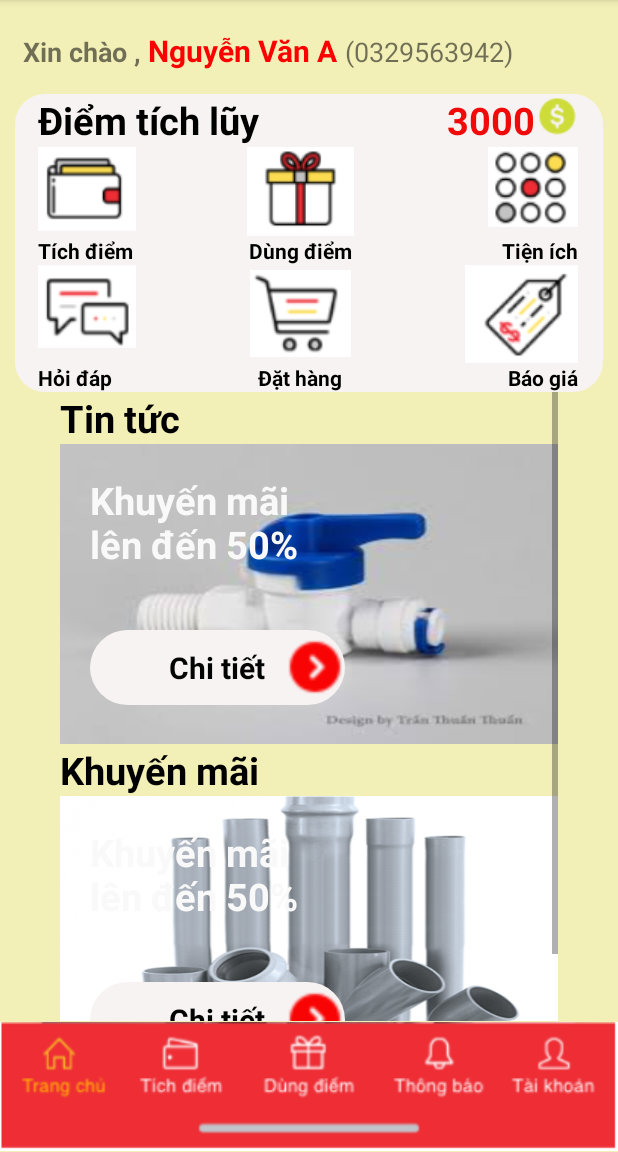
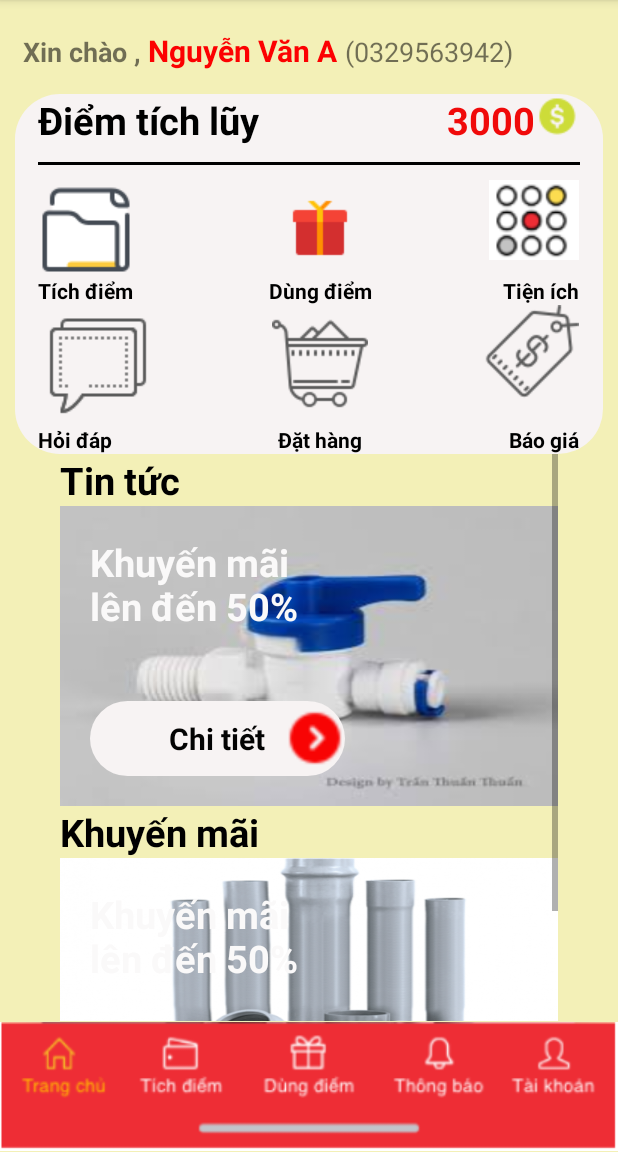
Before and after one commit to TRUNGDONG97/androidTutorial, an Android app: the MainScreenActivity screen opened directly, with no data from a screen before it, on a phone screen of 412 x 824 dp, the part 84-1236 px from its top. Run offline under Robolectric (Android 15) with nearby library versions, the phone set to English and light mode, and no system bars; 2 statements that could not run were skipped.

Commit message:
complete HomeActivitiy

```diff
--- a/HelloWord/app/src/main/java/com/example/helloword/MainScreenActivity.java
+++ b/HelloWord/app/src/main/java/com/example/helloword/MainScreenActivity.java
@@ -7,6 +7,7 @@ import android.widget.TextView;
 
 public class MainScreenActivity extends AppCompatActivity {
     TextView tvName;
+    TextView tvPhoneNumber;
     @Override
     protected void onCreate(Bundle savedInstanceState) {
         super.onCreate( savedInstanceState );
@@ -17,10 +18,12 @@ public class MainScreenActivity extends AppCompatActivity {
 
     void init(){
         tvName=findViewById( R.id.tv_name );
+        tvPhoneNumber=findViewById( R.id.tv_phone_number );
     }
     void getData(){
         Intent intent=getIntent();
         User user =(User) intent.getSerializableExtra( "user" );
         tvName.setText( user.name );
+        tvPhoneNumber.setText( user.phoneNumber );
     }
 }
--- a/HelloWord/app/src/main/res/drawable-v24/product_bg.xml
+++ /dev/null
@@ -1,5 +0,0 @@
-<shape xmlns:android="http://schemas.android.com/apk/res/android"
-    android:shape="rectangle">
-    <solid android:color="#F7F3F3"></solid>
-    <corners android:radius="30dp"></corners>
-</shape>
--- a/HelloWord/app/src/main/res/drawable-v24/tool_bg.xml
+++ /dev/null
@@ -1,5 +0,0 @@
-<shape xmlns:android="http://schemas.android.com/apk/res/android"
-    android:shape="rectangle">
-    <solid android:color="#F7F3F3"></solid>
-    <corners android:radius="20dp"></corners>
-</shape>
--- a/HelloWord/app/src/main/res/layout/activity_main_screen.xml
+++ b/HelloWord/app/src/main/res/layout/activity_main_screen.xml
@@ -4,7 +4,7 @@
     android:background="#F3F0B7">
 
     <LinearLayout
-        android:id="@+id/ll_tool"
+        android:id="@+id/ll_untilities"
         android:layout_width="match_parent"
         android:layout_height="wrap_content"
         android:orientation="vertical">
@@ -33,6 +33,7 @@
                 android:textStyle="bold" />
 
             <TextView
+                android:id="@+id/tv_phone_number"
                 android:layout_width="wrap_content"
                 android:layout_height="wrap_content"
                 android:text=" (0329563942)"
@@ -45,7 +46,7 @@
             android:layout_height="wrap_content"
             android:layout_marginHorizontal="10dp"
             android:layout_marginTop="15dp"
-            android:background="@drawable/tool_bg"
+            android:background="@drawable/untilities_bg"
             android:orientation="vertical">
 
             <RelativeLayout
@@ -81,21 +82,29 @@
 
             </RelativeLayout>
 
+            <View
+                android:layout_width="wrap_content"
+                android:layout_height="2dp"
+                android:layout_marginHorizontal="15dp"
+                android:layout_marginTop="10dp"
+                android:background="#000" />
+
             <TableLayout
                 android:layout_width="match_parent"
                 android:layout_height="wrap_content"
                 android:layout_marginHorizontal="15dp"
+                android:layout_marginTop="10dp"
                 android:stretchColumns="*">
 
-                <TableRow android:layout_width="40dp">
+                <TableRow>
 
                     <ImageView
                         android:layout_gravity="left"
-                        android:src="@drawable/ic_tich_diem" />
+                        android:src="@drawable/ic_earn_points" />
 
                     <ImageView
                         android:layout_gravity="center"
-                        android:src="@drawable/ic_use_points" />
+                        android:src="@drawable/ic_use_point" />
 
                     <ImageView
                         android:layout_gravity="right"
@@ -123,19 +132,19 @@
                         android:textStyle="bold" />
                 </TableRow>
 
-                <TableRow android:layout_width="40dp">
+                <TableRow>
 
                     <ImageView
                         android:layout_gravity="left"
-                        android:src="@drawable/ic_question" />
+                        android:src="@drawable/ic_questions" />
 
                     <ImageView
                         android:layout_gravity="center"
-                        android:src="@drawable/ic_order" />
+                        android:src="@drawable/ic_cart" />
 
                     <ImageView
                         android:layout_gravity="right"
-                        android:src="@drawable/ic_price" />
+                        android:src="@drawable/ic_label" />
                 </TableRow>
 
                 <TableRow>
@@ -158,6 +167,7 @@
                         android:textColor="#000"
                         android:textStyle="bold" />
                 </TableRow>
+
             </TableLayout>
         </LinearLayout>
     </LinearLayout>
@@ -165,8 +175,8 @@
     <ScrollView
         android:layout_width="match_parent"
         android:layout_height="wrap_content"
-        android:layout_above="@+id/tv_menu"
-        android:layout_below="@id/ll_tool"
+        android:layout_above="@+id/img_menu"
+        android:layout_below="@+id/ll_untilities"
         android:layout_marginHorizontal="40dp"
         android:scrollbars="vertical">
 
@@ -191,7 +201,7 @@
                 <TextView
                     android:id="@+id/tv_notification_news"
                     android:layout_width="150dp"
-                    android:layout_height="wrap_content"
+                    android:layout_height="70dp"
                     android:layout_marginLeft="20dp"
                     android:layout_marginTop="20dp"
                     android:text="Khuyến mãi lên đến 50%"
@@ -205,7 +215,8 @@
                     android:layout_below="@+id/tv_notification_news"
                     android:layout_marginLeft="20dp"
                     android:layout_marginTop="40dp"
-                    android:background="@drawable/detail_btn_bg">
+                    android:background="@drawable/untilities_bg"
+                    >
 
                     <TextView
                         android:layout_width="wrap_content"
@@ -225,6 +236,8 @@
                         android:tint="#F80404" />
 
                 </RelativeLayout>
+
+
             </RelativeLayout>
 
             <TextView
@@ -250,14 +263,13 @@
                     android:textColor="#FAF9F9"
                     android:textSize="25sp"
                     android:textStyle="bold" />
-
                 <RelativeLayout
                     android:layout_width="170dp"
                     android:layout_height="50dp"
                     android:layout_below="@+id/tv_notification_promotion"
                     android:layout_marginLeft="20dp"
                     android:layout_marginTop="40dp"
-                    android:background="@drawable/detail_btn_bg">
+                    android:background="@drawable/untilities_bg">
 
                     <TextView
                         android:layout_width="wrap_content"
@@ -278,16 +290,14 @@
 
                 </RelativeLayout>
             </RelativeLayout>
-
         </LinearLayout>
 
     </ScrollView>
 
     <ImageView
-        android:id="@+id/tv_menu"
+        android:id="@+id/img_menu"
         android:layout_width="match_parent"
         android:layout_height="wrap_content"
         android:layout_alignParentBottom="true"
         android:src="@drawable/ic_menu" />
-
 </RelativeLayout>
--- a/HelloWord/app/src/main/res/layout/test_layout.xml
+++ b/HelloWord/app/src/main/res/layout/test_layout.xml
@@ -7,8 +7,7 @@
         android:id="@+id/v_blue"
         android:layout_width="100dp"
         android:layout_height="100dp"
-        android:background="#00f"
-        android:layout_alignParentBottom="true">
+        android:background="#00f">
 
     </View>
 
@@ -16,7 +15,7 @@
         android:layout_width="90dp"
         android:layout_height="90dp"
         android:background="#C800FF"
-        android:layout_above="@id/v_blue"
+        android:layout_below="@id/v_blue"
         >
 
     </View>
```
Also changed, not shown: HelloWord/app/src/main/res/drawable-v24/ic_order.PNG (deleted), HelloWord/app/src/main/res/drawable-v24/ic_price.PNG (deleted), HelloWord/app/src/main/res/drawable-v24/ic_question.PNG (deleted), HelloWord/app/src/main/res/drawable-v24/ic_use_points.PNG (deleted), HelloWord/app/src/main/res/drawable/ic_cart.png (added), HelloWord/app/src/main/res/drawable/ic_earn_points.png (added), HelloWord/app/src/main/res/drawable/ic_label.png (added), HelloWord/app/src/main/res/drawable/ic_questions.png (added), HelloWord/app/src/main/res/drawable/ic_tich_diem.PNG (deleted), HelloWord/app/src/main/res/drawable/ic_use_point.PNG (added), HelloWord/app/src/main/res/drawable/untilities_bg.xml (renamed from HelloWord/app/src/main/res/drawable-v24/detail_btn_bg.xml).
